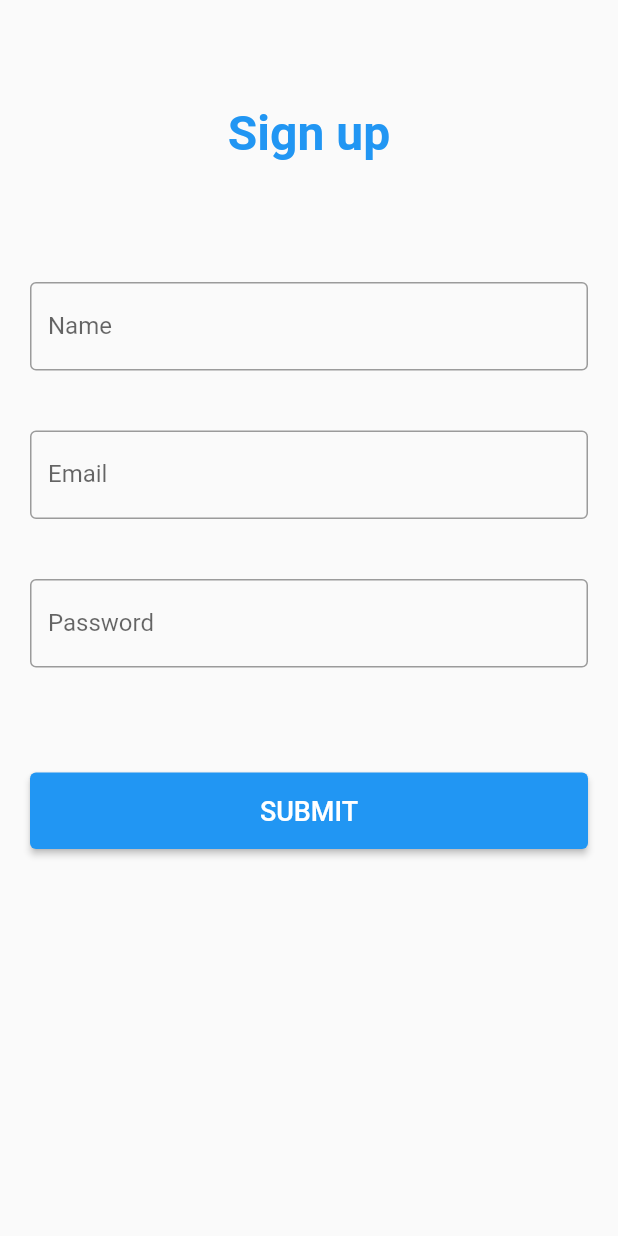
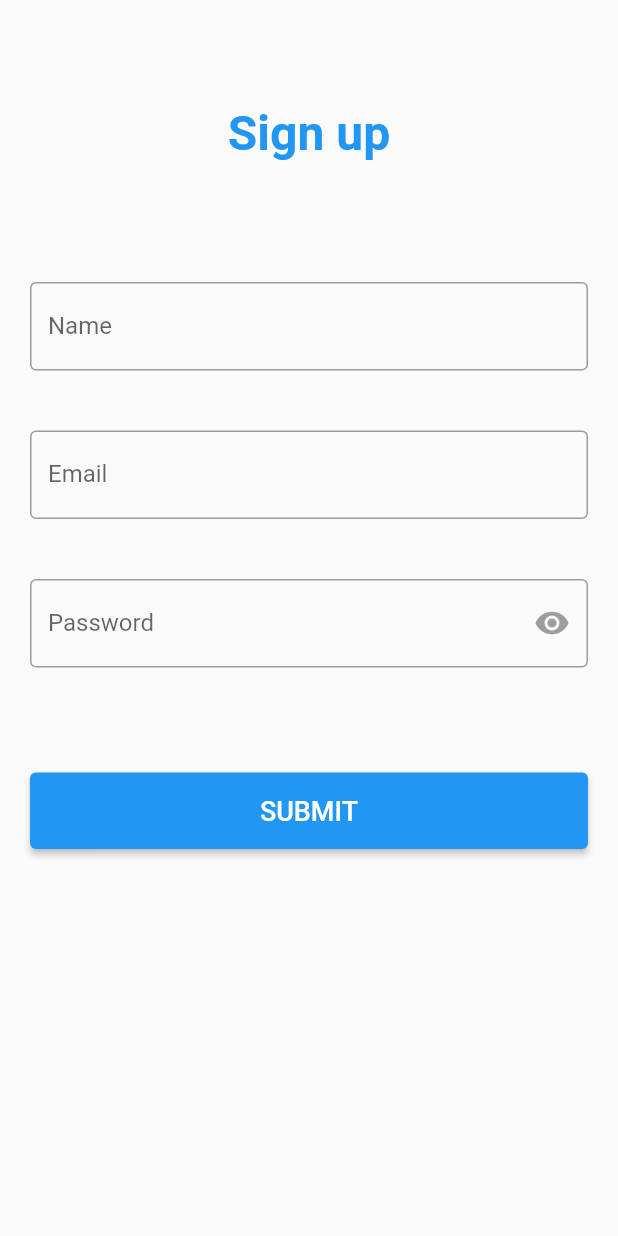
Before and after one commit to Rahul-Sharma-Github/Form_Validation, a Flutter app: the screen it shows after launch, on a phone screen of 412 x 824 dp. Run offline on Flutter 3.47's test engine with Material 2 defaults, Android fonts, the phone set to English and light mode, and no system bars; our stand-ins replace form_field_validator; Roboto replaces fonts that are missing (Public Sans).

Commit message:
Added suffix icon to password textformfield and changing the visibility of password on click of suffix icon.

```diff
--- a/lib/main.dart
+++ b/lib/main.dart
@@ -41,6 +41,9 @@ class _MyHomePageState extends State<MyHomePage> {
   TextEditingController nameController = TextEditingController();
   TextEditingController emailController = TextEditingController();
   TextEditingController passwordController = TextEditingController();
+
+  // variable to control password visibility
+  bool isVisible = true;
 
   @override
   Widget build(BuildContext context) {
@@ -117,10 +120,26 @@ class _MyHomePageState extends State<MyHomePage> {
                       padding: const EdgeInsets.symmetric(
                           vertical: 20, horizontal: 10),
                       child: TextFormField(
+                        obscureText: isVisible,
                         controller: passwordController,
-                        decoration: const InputDecoration(
+                        decoration: InputDecoration(
                           labelText: 'Password',
-                          border: OutlineInputBorder(),
+                          border: const OutlineInputBorder(),
+                          suffixIcon: InkWell(
+                            onTap: () {
+                              setState(() {
+                                if (isVisible) {
+                                  isVisible = false;
+                                } else {
+                                  isVisible = true;
+                                }
+                              });
+                            },
+                            child: Icon(
+                              Icons.remove_red_eye_rounded,
+                              color: isVisible ? Colors.grey : Colors.blue,
+                            ),
+                          ),
                         ),
                         validator: MultiValidator([
                           RequiredValidator(errorText: "Required"),
```
